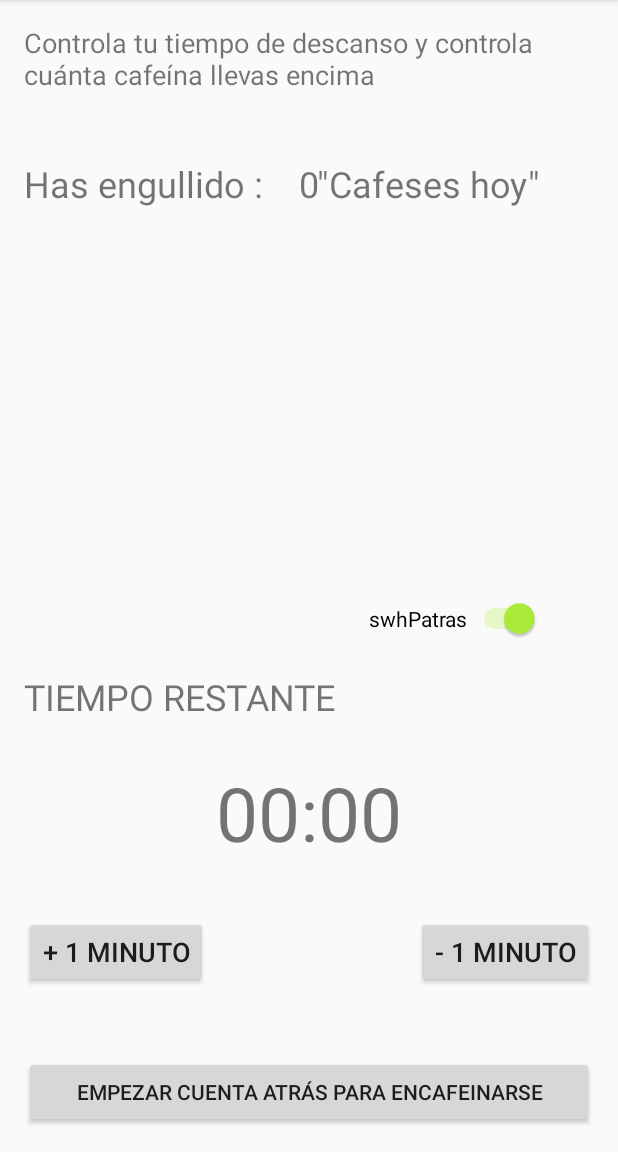
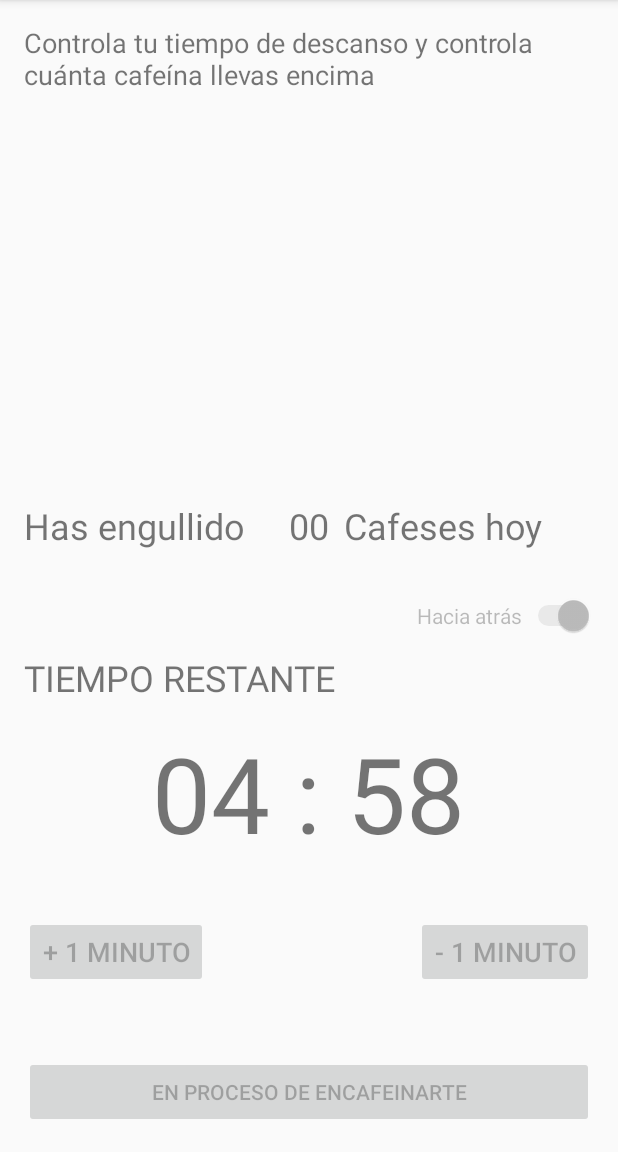
Before and after one commit to JasrSir/EjerciciosAccDat, an Android app: the MainContaCoffee screen opened directly, with no data from a screen before it, after a tap on "EMPEZAR CUENTA ATRÁS PARA ENCAFEINARSE", on a phone screen of 412 x 824 dp, the part 84-1236 px from its top. Run offline under Robolectric (Android 15) with nearby library versions, the phone set to English and light mode, and no system bars.

Commit message:
Corregido temporizador cafe

```diff
--- a/app/src/main/java/com/jasrsir/ejerciciostema1/MainActivity.java
+++ b/app/src/main/java/com/jasrsir/ejerciciostema1/MainActivity.java
@@ -47,7 +47,7 @@ public class MainActivity extends AppCompatActivity implements View.OnClickListe
                 startActivity(intent);
                 break;
             case R.id.btnEjer3:
-                intent = new Intent(MainActivity.this, VisorWeb.class);
+                intent = new Intent(MainActivity.this, MainWeb.class);
                 startActivity(intent);
                 break;
             case R.id.btnEjer4:
--- a/app/src/main/java/com/jasrsir/ejerciciostema1/MainContaCoffee.java
+++ b/app/src/main/java/com/jasrsir/ejerciciostema1/MainContaCoffee.java
@@ -1,5 +1,6 @@
 package com.jasrsir.ejerciciostema1;
 
+import android.media.MediaPlayer;
 import android.os.CountDownTimer;
 import android.support.v7.app.AlertDialog;
 import android.support.v7.app.AppCompatActivity;
@@ -9,15 +10,14 @@ import android.widget.Button;
 import android.widget.Switch;
 import android.widget.TextView;
 
-
 import static com.jasrsir.ejerciciostema1.R.id.btn1mas;
 import static com.jasrsir.ejerciciostema1.R.id.btn1menos;
 import static com.jasrsir.ejerciciostema1.R.id.btnStart;
-import static com.jasrsir.ejerciciostema1.R.id.swhPatras;
+
 
 public class MainContaCoffee extends AppCompatActivity implements View.OnClickListener {
 
-    private Contador contador;
+    //Variables de clase
     private Button minMas;
     private Button minMenos;
     private Button start;
@@ -27,6 +27,9 @@ public class MainContaCoffee extends AppCompatActivity implements View.OnClickLi
     private TextView tiempo;
     private TextView cafeses;
     private Switch haciatras;
+    private ContadorDown contaTempo;
+  //  MediaPlayer mp = MediaPlayer.create(this, R.raw.a);
+   // mp.start();
 
     @Override
     protected void onCreate(Bundle savedInstanceState) {
@@ -38,8 +41,8 @@ public class MainContaCoffee extends AppCompatActivity implements View.OnClickLi
     //método que inicializa los componentes
     private void inicializar() {
         start = (Button) findViewById(btnStart);
-        minMas = (Button) findViewById(R.id.btn1mas);
-        minMenos = (Button) findViewById(R.id.btn1menos);
+        minMas = (Button) findViewById(btn1mas);
+        minMenos = (Button) findViewById(btn1menos);
         tiempo = (TextView) findViewById(R.id.txvTiempoRestante);
         cafeses = (TextView) findViewById(R.id.txvNumCafe);
         haciatras = (Switch) findViewById(R.id.swhPatras);
@@ -47,68 +50,98 @@ public class MainContaCoffee extends AppCompatActivity implements View.OnClickLi
         minMenos.setOnClickListener(this);
         minMas.setOnClickListener(this);
         numCafe = 0;
+        minutos = 5;
+        actualizar();
     }
 
     @Override
     public void onClick(View v) {
         switch (v.getId()) {
             case btnStart:
-                if (minutos != 00) {
-                    contador = new Contador(minutos * 60000, 1000);
-                    contador.start();
-                    minMas.setEnabled(false);
-                    minMenos.setEnabled(false);
-                    haciatras.setEnabled(false);
-                }
+                    contaTempo = new ContadorDown(minutos * 60000, 1000);
+                    contaTempo.start();
+                    inicio();
                 break;
             case btn1mas:
-                if (minutos == 59) {
-                    AlertDialog.Builder popup = new AlertDialog.Builder(this);
+                if (minutos == 30) {
+                    AlertDialog.Builder popup = new AlertDialog.Builder(MainContaCoffee.this);
                     popup.setTitle("Aviso por Exceso de Tiempo");
                     popup.setMessage("Se te va a enfriar el café con el rato que te vas a tirar");
                     popup.setPositiveButton("bueno...", null);
                     popup.show();
                 } else {
                     minutos++;
-                    actualizar();
                 }
-
                 break;
             case btn1menos:
-                if (minutos == 00) {
-                    AlertDialog.Builder popup=new AlertDialog.Builder(this);
+                if (minutos == 01) {
+                    AlertDialog.Builder popup = new AlertDialog.Builder(MainContaCoffee.this);
                     popup.setTitle("Falta de tiempo");
                     popup.setMessage("No tienes tiempo, no vas a poder tomarte un café");
                     popup.setPositiveButton("Es cierto...", null);
                     popup.show();
-                } else {
+                } else
                     minutos--;
-                    actualizar();
-                }
                 break;
         }
+        actualizar();
     }
 
+    //Método que actualiza los minutos y segundos y cafés
     private void actualizar() {
-        tiempo.setText(String.format("%02d", minutos) + ":" + String.format("%02d", segundos));
+        tiempo.setText(String.format("%02d", minutos) + " : " + String.format("%02d", segundos));
         cafeses.setText(String.format("%02d", numCafe));
     }
 
     /**
      * Clase que implementa CountDOwnTimer para simular un temporizador
+     * La implemento en esta activity por ahorrar más clases
      */
-    private class Contador extends CountDownTimer {
+    private class ContadorDown extends CountDownTimer {
 
 
         //Constructor por defecto
-        public Contador(long tiempoTotalMilis, long intervaloMili) {
+        public ContadorDown(long tiempoTotalMilis, long intervaloMili) {
             super(tiempoTotalMilis, intervaloMili);
-            if (!haciatras.isChecked())
-                segundos = 59;//TODO MIRAR AQUI
         }
 
+        /**
+         * Método sobreescrito para el OnTick
+         *
+         * @param miliSegFinal milisegundos hasta el fin de la cuenta
+         */
         @Override
         public void onTick(long miliSegFinal) {
+            tickTiempo();
+            actualizar();
+        }
+
+        /**
+         * Método sobreescrito para el final de la cuenta atrás
+         */
+        @Override
+        public void onFinish() {
+            AlertDialog.Builder popup = new AlertDialog.Builder(MainContaCoffee.this);
+            popup.setTitle("Fin del Tiempo");
+            popup.setMessage("Ala, ya te has puesto hasta arriba de café, Vayase a currar no máaas!");
+            popup.setPositiveButton("Sí, ya me he chutado cafeína :)", null);
+            popup.show();
+            fin();
+            actualizar();
+
+        }
+    }
+
+        private void inicio() {
+            minMas.setEnabled(false);
+            minMenos.setEnabled(false);
+            haciatras.setEnabled(false);
+            start.setText("En proceso de encafeinarte");
+            start.setEnabled(false);
+        }
+
+        private void tickTiempo() {
+            //Si el switch está activado cuenta hacia atrás, sino hacia delante
             if (haciatras.isChecked()) {
                 if (segundos == 0) {
                     minutos--;
@@ -122,22 +155,16 @@ public class MainContaCoffee extends AppCompatActivity implements View.OnClickLi
                 } else
                     segundos++;
             }
-            actualizar();
         }
 
-        @Override
-        public void onFinish() {
-            AlertDialog.Builder popup=new AlertDialog.Builder(MainContaCoffee.this);
-            popup.setTitle("Fin del Tiempo");
-            popup.setMessage("Ala, ya te has puesto hasta arriba de café, Vayase a currar no máaas!");
-            popup.setPositiveButton("Sí, ya me he chutado cafeína :)", null);
+        private void fin() {
             numCafe += 1;
             segundos = 0;
-            actualizar();
-            popup.show();
             minMas.setEnabled(true);
             minMenos.setEnabled(true);
-
+            haciatras.setEnabled(true);
+            start.setText("Empezar cuenta atrás para encafeinarse");
+            start.setEnabled(true);
+            contaTempo = null;
         }
     }
-}
--- a/app/src/main/res/layout/activity_main_conta_coffee.xml
+++ b/app/src/main/res/layout/activity_main_conta_coffee.xml
@@ -28,6 +28,7 @@
         android:id="@+id/btnStart"
         android:layout_alignParentRight="true"
         android:textSize="14sp"
+        android:clickable="true"
         android:layout_alignParentLeft="true" />
 
     <Button
@@ -37,6 +38,7 @@
         android:id="@+id/btn1menos"
         android:textSize="18sp"
         android:layout_above="@+id/btnStart"
+        android:clickable="true"
         android:layout_alignParentRight="true"
         android:layout_marginBottom="45dp" />
 
@@ -47,35 +49,16 @@
         android:id="@+id/btn1mas"
         android:textSize="18sp"
         android:layout_alignBaseline="@+id/btn1menos"
+        android:clickable="true"
         android:layout_alignBottom="@+id/btn1menos"
         android:layout_alignParentLeft="true" />
-
-    <TextView
-        android:layout_width="wrap_content"
-        android:layout_height="wrap_content"
-        android:layout_marginTop="44dp"
-        android:id="@+id/textView3"
-        android:textSize="24sp"
-        android:text='Has engullido :      "Cafeses hoy"'
-        android:layout_below="@+id/txvcofee"
-        android:layout_alignParentLeft="true" />
-
-    <TextView
-        android:text="@string/txvNumCafe"
-        android:layout_width="wrap_content"
-        android:layout_height="wrap_content"
-        android:id="@+id/txvNumCafe"
-        android:textSize="24sp"
-        android:layout_alignBaseline="@+id/textView3"
-        android:layout_alignBottom="@+id/textView3"
-        android:layout_centerHorizontal="true" />
 
     <TextView
         android:text="@string/txvTiempoRestante"
         android:layout_width="wrap_content"
         android:layout_height="wrap_content"
         android:id="@+id/txvTiempoRestante"
-        android:textSize="50sp"
+        android:textSize="70sp"
         android:layout_marginBottom="35dp"
         tools:text="00 : 00"
         android:layout_above="@+id/btn1menos"
@@ -87,7 +70,7 @@
         android:layout_height="wrap_content"
         android:id="@+id/txvTiempoRest"
         android:textSize="24sp"
-        android:layout_marginBottom="27dp"
+        android:layout_marginBottom="14dp"
         android:layout_above="@+id/txvTiempoRestante"
         android:layout_alignParentLeft="true" />
 
@@ -100,6 +83,28 @@
         android:text="@string/swhpatras"
         android:layout_above="@+id/txvTiempoRest"
         android:layout_alignRight="@+id/textView3"
-        android:layout_marginBottom="22dp" />
+        android:layout_marginBottom="11dp"
+        android:clickable="true"/>
+
+    <TextView
+        android:layout_width="wrap_content"
+        android:layout_height="wrap_content"
+        android:id="@+id/textView3"
+        android:textSize="24sp"
+        android:text="Has engullido           Cafeses hoy"
+        android:layout_above="@+id/swhPatras"
+        android:layout_alignParentLeft="true"
+        android:layout_marginBottom="30dp"
+        android:layout_alignParentRight="true" />
+
+    <TextView
+        android:text="@string/txvNumCafe"
+        android:layout_width="wrap_content"
+        android:layout_height="wrap_content"
+        android:id="@+id/txvNumCafe"
+        android:textSize="24sp"
+        android:layout_alignBaseline="@+id/textView3"
+        android:layout_alignBottom="@+id/textView3"
+        android:layout_centerHorizontal="true" />
 
 </RelativeLayout>
--- a/app/src/main/res/layout/activity_main_web.xml
+++ b/app/src/main/res/layout/activity_main_web.xml
@@ -37,6 +37,7 @@
         android:layout_marginTop="59dp"
         android:id="@+id/btnAccederWeb"
         android:layout_below="@+id/edtWeb"
-        android:layout_centerHorizontal="true" />
+        android:layout_centerHorizontal="true"
+        android:onClick="getOnClick"/>
 
 </RelativeLayout>
--- a/app/src/main/res/values/strings.xml
+++ b/app/src/main/res/values/strings.xml
@@ -25,5 +25,5 @@
     <string name="btnStart">Empezar cuenta atrás para encafeinarse</string>
     <string name="txvMinutos">00</string>
     <string name="txvSegundos">00</string>
-    <string name="swhpatras">swhPatras</string>
+    <string name="swhpatras">Hacia atrás</string>
 </resources>
```
Also changed, not shown: app/src/main/java/com/jasrsir/ejerciciostema1/MainWeb.java (+9 -8 lines), app/src/main/java/com/jasrsir/ejerciciostema1/VisorWeb.java (+5 -2 lines).
